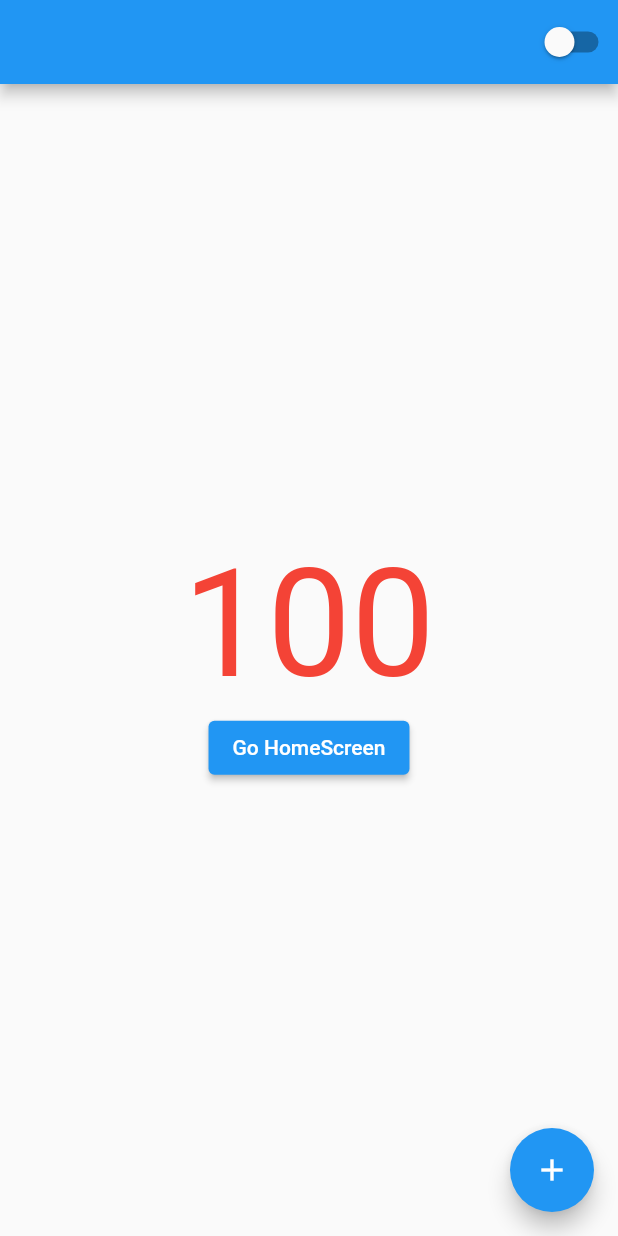
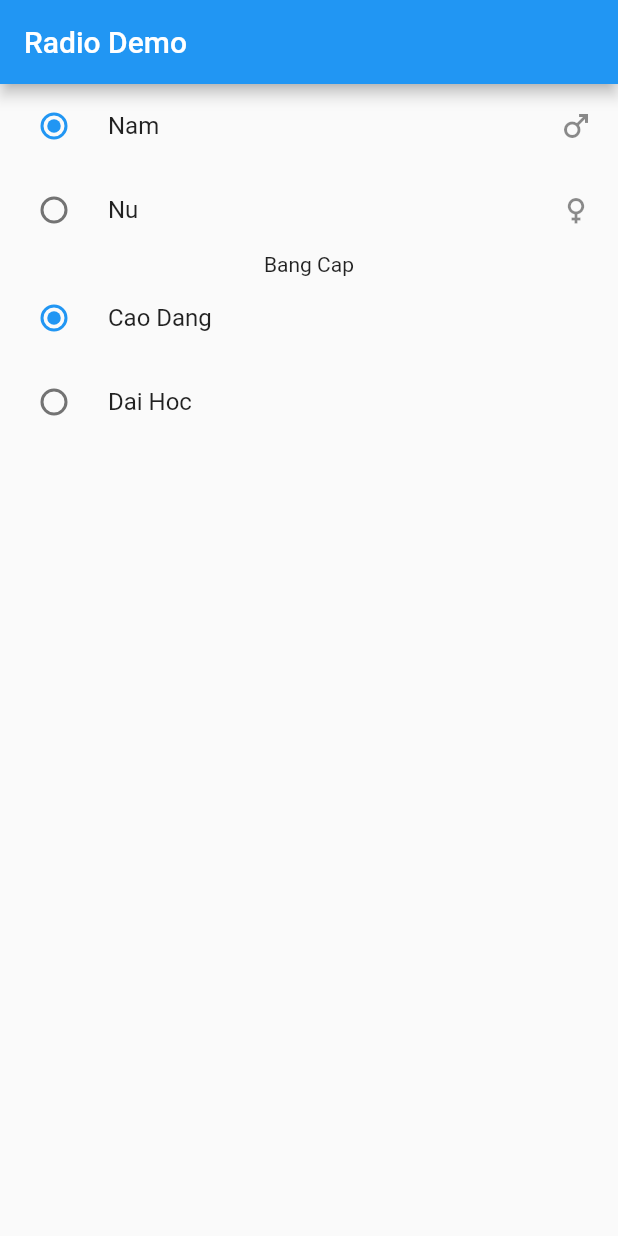
Before and after one commit to CaoThang7/flutter-getx-provider-bloc, a Flutter app: the screen it shows after launch, on a phone screen of 412 x 824 dp. Run offline on Flutter 3.47's test engine with Material 2 defaults, Android fonts, the phone set to English and light mode, and no system bars.

Commit message:
setState with provider(Consumer2)

```diff
--- a/lib/main.dart
+++ b/lib/main.dart
@@ -1,13 +1,16 @@
 import 'package:flutter/material.dart';
 import 'package:flutter_getx_provider_bloc/provider/brightnessProvider.dart';
 import 'package:flutter_getx_provider_bloc/provider/counterProvider.dart';
+import 'package:flutter_getx_provider_bloc/provider/infoProvider.dart';
 import 'package:flutter_getx_provider_bloc/provider/settingProvider.dart';
 import 'package:flutter_getx_provider_bloc/screens/homescreen.dart';
 import 'package:provider/provider.dart';
 
-void main() {
+void main(List<String> args) {
   runApp(MultiProvider(
     providers: [
+      ChangeNotifierProvider(create: (_) => GioiTinh()),
+      ChangeNotifierProvider(create: (_) => BangCap()),
       ChangeNotifierProvider(create: (_) => ChangeBrightness()),
       ChangeNotifierProvider(create: (_) => CounterProvider()),
     ],
@@ -21,12 +24,12 @@ class MyApp extends StatelessWidget {
     return MaterialApp(
       title: "My App",
       debugShowCheckedModeBanner: false,
-      theme: ThemeData(
-          brightness: context.watch<ChangeBrightness>().isDark
-              ? Brightness.dark
-              : Brightness.light,
-          primarySwatch: Colors.blue),
-      home: MyHomePage(),
+      // theme: ThemeData(
+      //     brightness: context.watch<ChangeBrightness>().isDark
+      //         ? Brightness.dark
+      //         : Brightness.light,
+      //     primarySwatch: Colors.blue),
+      home: Infomation(),
     );
   }
 }
@@ -125,3 +128,60 @@ class _MySettingsState extends State<MySettings> {
     );
   }
 }
+
+// class using provider (Consumer2)
+class Infomation extends StatefulWidget {
+  @override
+  State<Infomation> createState() => _InfomationState();
+}
+
+class _InfomationState extends State<Infomation> {
+  @override
+  Widget build(BuildContext context) {
+    return Scaffold(
+      appBar: AppBar(
+        title: Text('Radio Demo'),
+      ),
+      body: Consumer2<GioiTinh, BangCap>(
+        builder: (context, infoGioiTinh, infoBangCap, child) {
+          return Column(
+            children: [
+              RadioListTile<gioi_tinh?>(
+                value: gioi_tinh.nam,
+                title: Text("Nam"),
+                secondary: Icon(Icons.male),
+                groupValue: infoGioiTinh.gioiTinh,
+                onChanged: (value) {
+                  infoGioiTinh.gioiTinh = value;
+                },
+              ),
+              RadioListTile<gioi_tinh?>(
+                  value: gioi_tinh.nu,
+                  title: Text('Nu'),
+                  secondary: Icon(Icons.female),
+                  groupValue: infoGioiTinh.gioiTinh,
+                  onChanged: (value) {
+                    infoGioiTinh.gioiTinh = value;
+                  }),
+              Text('Bang Cap'),
+              RadioListTile<bang_cap?>(
+                  value: bang_cap.caoDang,
+                  title: Text('Cao Dang'),
+                  groupValue: infoBangCap.bangCap,
+                  onChanged: (value) {
+                    infoBangCap.bangCap = value;
+                  }),
+              RadioListTile<bang_cap?>(
+                  value: bang_cap.daiHoc,
+                  title: Text('Dai Hoc'),
+                  groupValue: infoBangCap.bangCap,
+                  onChanged: (value) {
+                    infoBangCap.bangCap = value;
+                  }),
+            ],
+          );
+        },
+      ),
+    );
+  }
+}
--- /dev/null
+++ b/lib/provider/infoProvider.dart
@@ -0,0 +1,24 @@
+import 'package:flutter/material.dart';
+
+enum gioi_tinh { nam, nu }
+enum bang_cap { caoDang, daiHoc }
+
+class GioiTinh extends ChangeNotifier {
+  gioi_tinh? _gioiTinh = gioi_tinh.nam;
+  gioi_tinh? get gioiTinh => _gioiTinh;
+
+  set gioiTinh(gioi_tinh? value) {
+    _gioiTinh = value;
+    notifyListeners();
+  }
+}
+
+class BangCap extends ChangeNotifier {
+  bang_cap? _bangCap = bang_cap.caoDang;
+  bang_cap? get bangCap => _bangCap;
+
+  set bangCap(value) {
+    _bangCap = value;
+    notifyListeners();
+  }
+}
```
